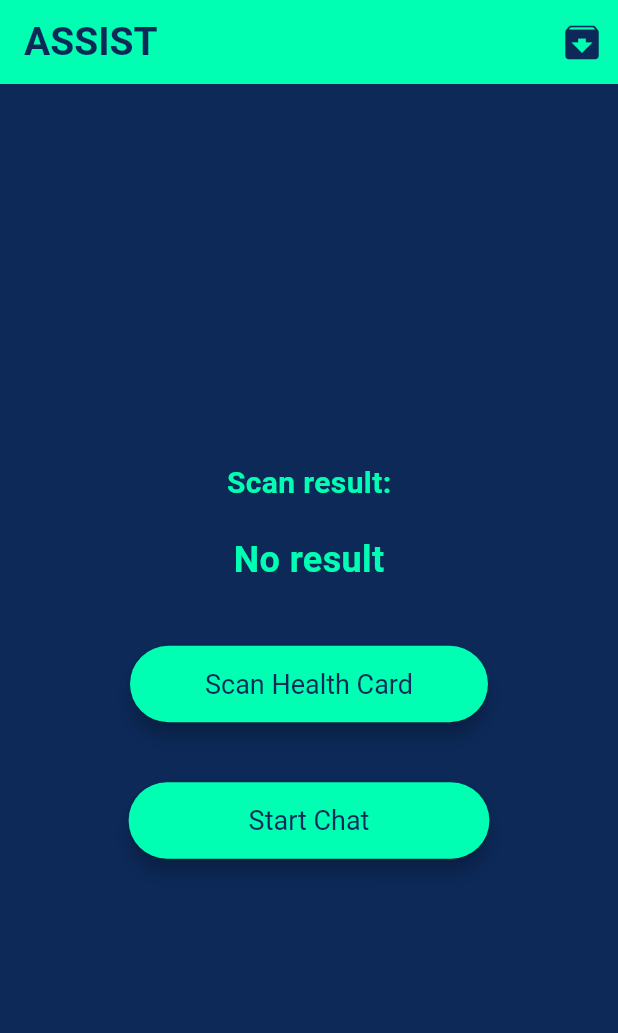
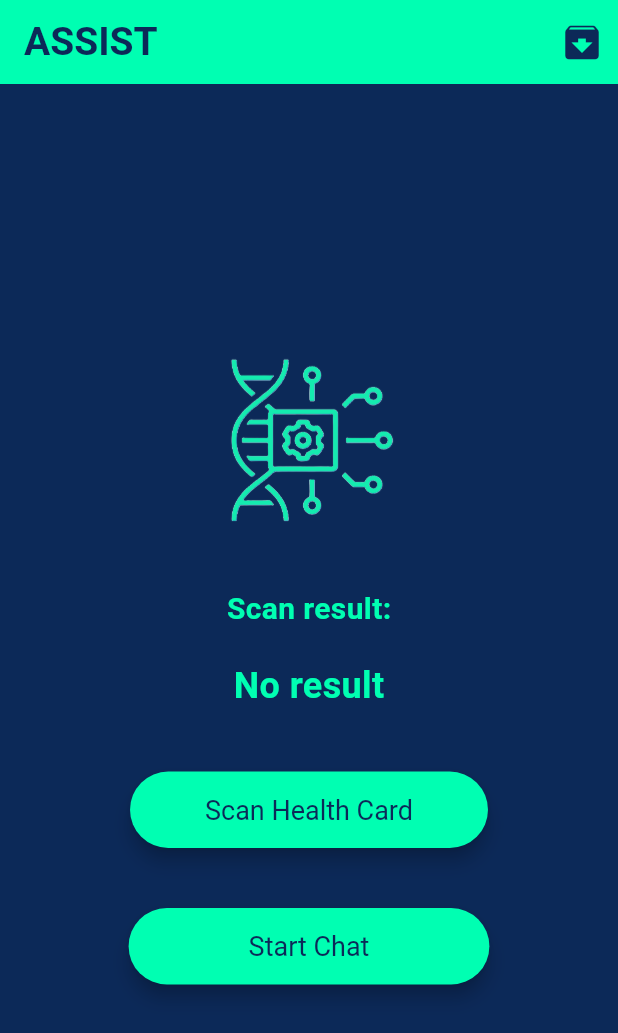
Before and after one commit to mikimena01/ASSIST, a Flutter app: the screen it shows after launch, on a phone screen of 412 x 824 dp. Shown: the top 1033 px of the screen. Run offline on Flutter 3.47's test engine with Material 3 defaults, Android fonts, the light colour scheme and no system bars; our stand-ins replace shared_preferences; missing offline and left inert: flutter_barcode_scanner; network calls fail.

Commit message:
final push for the app

```diff
--- a/mobile_flutter_app/assist_app/lib/chat_page.dart
+++ b/mobile_flutter_app/assist_app/lib/chat_page.dart
@@ -38,7 +38,7 @@ class _ChatScreenState extends State<ChatScreen> {
 
   // Modified fetchData function to directly return the response as String
   Future<String> fetchData(String payload) async {
-    final String baseUrl = 'https://bb73-34-125-104-108.ngrok-free.app';
+    final String baseUrl = 'https://247f-34-125-31-114.ngrok-free.app/';
     final Map<String, String> queryParams = {
       'param1': payload,
     };
--- a/mobile_flutter_app/assist_app/lib/main.dart
+++ b/mobile_flutter_app/assist_app/lib/main.dart
@@ -160,7 +160,8 @@
           child: Column(
             mainAxisAlignment: MainAxisAlignment.center,
             children: <Widget>[
-              // Title
+              Image.asset('assets/images/app_logo.png', scale: 3),
+              SizedBox(height: 30),
               Text(
                 'Scan result:',
                 style: TextStyle(
--- a/mobile_flutter_app/assist_app/pubspec.yaml
+++ b/mobile_flutter_app/assist_app/pubspec.yaml
@@ -56,6 +56,8 @@ dev_dependencies:
 
 # The following section is specific to Flutter packages.
 flutter:
+  assets:
+    - assets/images/
 
   # The following line ensures that the Material Icons font is
   # included with your application, so that you can use the icons in
```
Also changed, not shown: mobile_flutter_app/assist_app/assets/images/app_logo.png.
